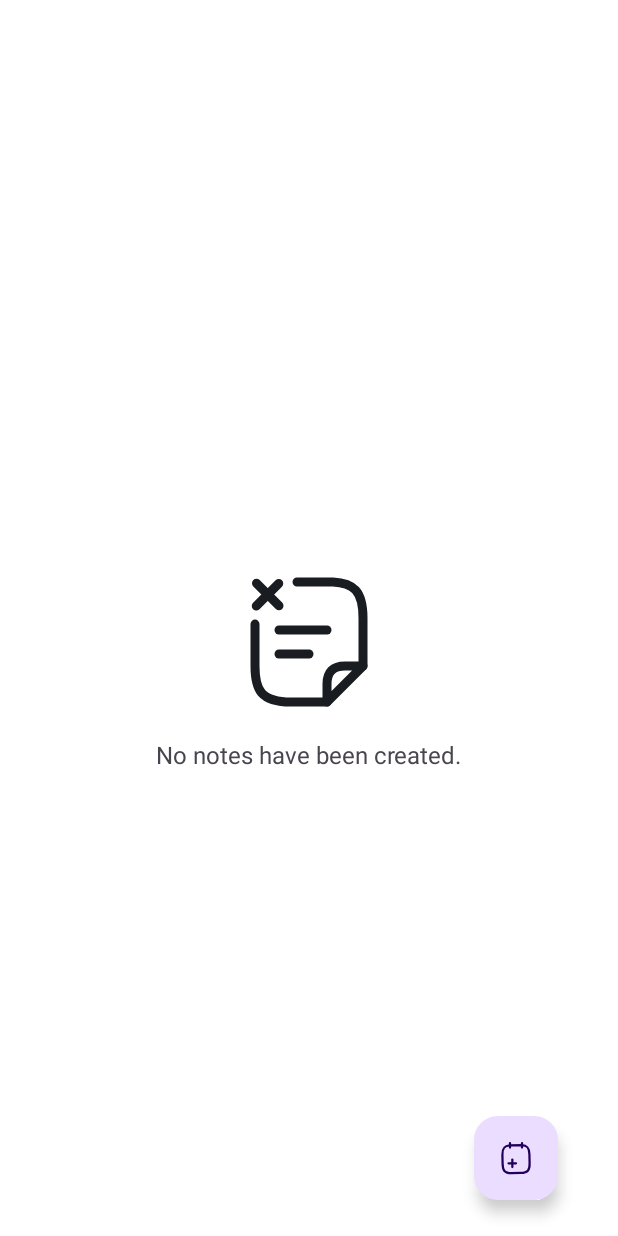
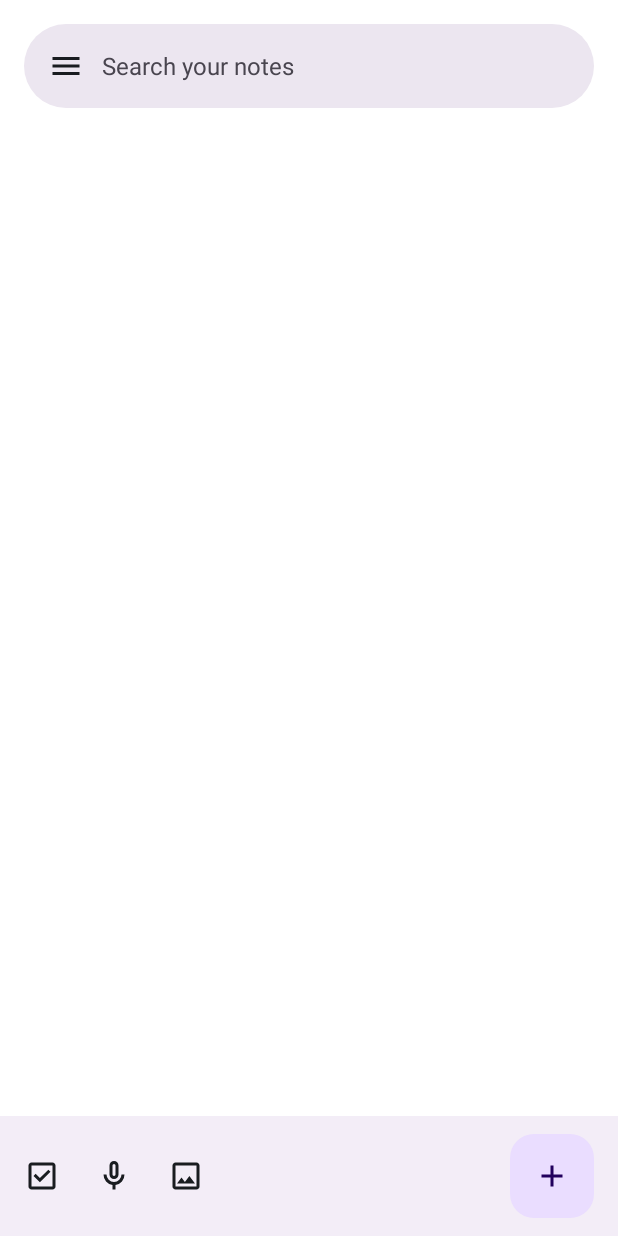
Before and after one commit to mbarker99/embark-notes, an Android app: the screen it shows after launch (MainActivity), on a phone screen of 412 x 824 dp. Run offline under Robolectric (Android 15) with nearby library versions, the light colour scheme and no system bars; our stand-ins replace Dagger/Hilt's generated code, Room's generated code.

Commit message:
Add Material3 components: bottom app bar, searchbar, snackbar.

```diff
--- a/app/build.gradle.kts
+++ b/app/build.gradle.kts
@@ -67,7 +67,6 @@ dependencies {
     implementation(libs.androidx.constraintlayout)
     implementation(libs.androidx.lifecycle.livedata.ktx)
     implementation(libs.androidx.lifecycle.viewmodel.ktx)
-    implementation(libs.material)
     implementation(libs.androidx.fragment.ktx)
     testImplementation(libs.junit)
     androidTestImplementation(libs.androidx.junit)
--- a/app/src/main/java/com/embark/notes/db/NoteDao.kt
+++ b/app/src/main/java/com/embark/notes/db/NoteDao.kt
@@ -3,6 +3,7 @@ package com.embark.notes.db
 import androidx.room.Dao
 import androidx.room.Delete
 import androidx.room.Insert
+import androidx.room.OnConflictStrategy
 import androidx.room.Query
 import androidx.room.Update
 import com.embark.notes.model.Note
@@ -22,7 +23,7 @@ interface NoteDao {
     @Query("SELECT * FROM ${Constants.DB_NAME} WHERE ${Constants.DB_IS_PINNED} = 0 ORDER BY ${Constants.DB_LAST_MODIFIED} DESC")
     suspend fun getAllUnpinnedNotes(): List<Note>
 
-    @Insert
+    @Insert(onConflict = OnConflictStrategy.REPLACE)
     suspend fun insertAll(vararg notes: Note)
 
     @Delete
--- a/app/src/main/java/com/embark/notes/view/ui/fragment/EditNoteFragment.kt
+++ b/app/src/main/java/com/embark/notes/view/ui/fragment/EditNoteFragment.kt
@@ -2,7 +2,6 @@ package com.embark.notes.view.ui.fragment
 
 import android.os.Bundle
 import android.view.View
-import android.widget.Toast
 import androidx.fragment.app.Fragment
 import androidx.fragment.app.activityViewModels
 import androidx.navigation.fragment.findNavController
@@ -11,6 +10,7 @@ import com.embark.notes.databinding.FragmentEditNoteBinding
 import com.embark.notes.model.Note
 import com.embark.notes.viewmodel.NoteViewModel
 import com.google.android.material.dialog.MaterialAlertDialogBuilder
+import com.google.android.material.snackbar.Snackbar
 
 
 class EditNoteFragment : Fragment(R.layout.fragment_edit_note) {
@@ -95,12 +95,11 @@ class EditNoteFragment : Fragment(R.layout.fragment_edit_note) {
                         )
                     )
                 } else {
-                    Toast.makeText(
-                        requireContext(),
-                        getString(R.string.empty_note_discarded),
-                        Toast.LENGTH_LONG
-                    )
-                        .show()
+                    Snackbar.make(
+                        binding?.root as View,
+                        R.string.empty_note_discarded,
+                        Snackbar.ANIMATION_MODE_SLIDE
+                    ).show()
                 }
             } else {
                 if (!toBeDeleted && isModified()) {
--- a/app/src/main/java/com/embark/notes/view/ui/fragment/NotesFragment.kt
+++ b/app/src/main/java/com/embark/notes/view/ui/fragment/NotesFragment.kt
@@ -74,13 +74,13 @@ class NotesFragment : Fragment(R.layout.fragment_main) {
     private fun setupObservers() {
         viewModel.getAllNotesLiveData.observe(viewLifecycleOwner, Observer {
 
-            if (viewModel.notes.isEmpty()) {
+            /*if (viewModel.notes.isEmpty()) {
                 binding.noNotesContainer.visibility = View.VISIBLE
                 binding.notesContainer.visibility = View.GONE
             } else {
                 binding.noNotesContainer.visibility = View.GONE
                 binding.notesContainer.visibility = View.VISIBLE
-            }
+            }*/
 
             pinnedNotesAdapter.setData(viewModel.pinnedNotes)
             unpinnedNotesAdapter.setData(viewModel.unpinnedNotes)
--- /dev/null
+++ b/app/src/main/res/drawable/ic_add_24.xml
@@ -0,0 +1,9 @@
+<vector xmlns:android="http://schemas.android.com/apk/res/android"
+    android:width="24dp"
+    android:height="24dp"
+    android:viewportWidth="960"
+    android:viewportHeight="960">
+    <path
+        android:fillColor="@color/md_theme_onBackground"
+        android:pathData="M440,520L200,520v-80h240v-240h80v240h240v80L520,520v240h-80v-240Z" />
+</vector>
--- /dev/null
+++ b/app/src/main/res/drawable/ic_checkbox_24.xml
@@ -0,0 +1,10 @@
+<vector xmlns:android="http://schemas.android.com/apk/res/android"
+    android:width="24dp"
+    android:height="24dp"
+    android:tint="?attr/colorControlNormal"
+    android:viewportWidth="960"
+    android:viewportHeight="960">
+    <path
+        android:fillColor="@color/md_theme_onBackground"
+        android:pathData="m424,648 l282,-282 -56,-56 -226,226 -114,-114 -56,56 170,170ZM200,840q-33,0 -56.5,-23.5T120,760v-560q0,-33 23.5,-56.5T200,120h560q33,0 56.5,23.5T840,200v560q0,33 -23.5,56.5T760,840L200,840ZM200,760h560v-560L200,200v560ZM200,200v560,-560Z" />
+</vector>
--- /dev/null
+++ b/app/src/main/res/drawable/ic_image_24.xml
@@ -0,0 +1,10 @@
+<vector xmlns:android="http://schemas.android.com/apk/res/android"
+    android:width="24dp"
+    android:height="24dp"
+    android:tint="?attr/colorControlNormal"
+    android:viewportWidth="960"
+    android:viewportHeight="960">
+    <path
+        android:fillColor="@color/md_theme_onBackground"
+        android:pathData="M200,840q-33,0 -56.5,-23.5T120,760v-560q0,-33 23.5,-56.5T200,120h560q33,0 56.5,23.5T840,200v560q0,33 -23.5,56.5T760,840L200,840ZM200,760h560v-560L200,200v560ZM240,680h480L570,480 450,640l-90,-120 -120,160ZM200,760v-560,560Z" />
+</vector>
--- /dev/null
+++ b/app/src/main/res/drawable/ic_menu_24.xml
@@ -0,0 +1,12 @@
+<vector xmlns:android="http://schemas.android.com/apk/res/android"
+    android:width="24dp"
+    android:height="24dp"
+    android:tint="?attr/colorControlNormal"
+    android:viewportWidth="960"
+    android:viewportHeight="960">
+    <path
+        android:fillColor="@color/md_theme_onBackground"
+        android:pathData="M120,720v-80h720v80L120,720ZM120,520v-80h720v80L120,520ZM120,320v-80h720v80L120,320Z" />
+
+
+</vector>
--- /dev/null
+++ b/app/src/main/res/drawable/ic_mic_24.xml
@@ -0,0 +1,10 @@
+<vector xmlns:android="http://schemas.android.com/apk/res/android"
+    android:width="24dp"
+    android:height="24dp"
+    android:tint="?attr/colorControlNormal"
+    android:viewportWidth="960"
+    android:viewportHeight="960">
+    <path
+        android:fillColor="@color/md_theme_onBackground"
+        android:pathData="M480,560q-50,0 -85,-35t-35,-85v-240q0,-50 35,-85t85,-35q50,0 85,35t35,85v240q0,50 -35,85t-85,35ZM480,320ZM440,840v-123q-104,-14 -172,-93t-68,-184h80q0,83 58.5,141.5T480,640q83,0 141.5,-58.5T680,440h80q0,105 -68,184t-172,93v123h-80ZM480,480q17,0 28.5,-11.5T520,440v-240q0,-17 -11.5,-28.5T480,160q-17,0 -28.5,11.5T440,200v240q0,17 11.5,28.5T480,480Z" />
+</vector>
--- a/app/src/main/res/layout/fragment_edit_note.xml
+++ b/app/src/main/res/layout/fragment_edit_note.xml
@@ -57,6 +57,7 @@
                 android:backgroundTint="@color/md_theme_primary"
                 android:hint="@string/title"
                 android:inputType="text|textMultiLine"
+                android:maxLength="1000"
                 android:paddingVertical="8dp"
                 android:textSize="24sp"
                 app:layout_constraintStart_toStartOf="parent"
--- a/app/src/main/res/layout/fragment_main.xml
+++ b/app/src/main/res/layout/fragment_main.xml
@@ -1,54 +1,26 @@
 <?xml version="1.0" encoding="utf-8"?>
-<androidx.constraintlayout.widget.ConstraintLayout xmlns:android="http://schemas.android.com/apk/res/android"
+<androidx.coordinatorlayout.widget.CoordinatorLayout xmlns:android="http://schemas.android.com/apk/res/android"
     xmlns:app="http://schemas.android.com/apk/res-auto"
     xmlns:tools="http://schemas.android.com/tools"
     android:id="@+id/main"
     android:layout_width="match_parent"
     android:layout_height="match_parent"
-    android:paddingHorizontal="16dp"
-    android:paddingTop="32dp"
     android:theme="@style/AppTheme"
     tools:context=".view.ui.MainActivity">
-
-    <androidx.constraintlayout.widget.ConstraintLayout
-        android:id="@+id/no_notes_container"
-        android:layout_width="match_parent"
-        android:layout_height="match_parent"
-        android:visibility="gone">
-
-        <ImageView
-            android:id="@+id/iv_no_notes_available"
-            android:layout_width="96dp"
-            android:layout_height="96dp"
-            android:src="@drawable/ic_no_notes_available"
-            app:layout_constraintBottom_toBottomOf="parent"
-            app:layout_constraintEnd_toEndOf="parent"
-            app:layout_constraintStart_toStartOf="parent"
-            app:layout_constraintTop_toTopOf="@+id/no_notes_container"
-            tools:layout_editor_absoluteX="24dp" />
-
-        <TextView
-            android:id="@+id/tv_no_notes"
-            android:layout_width="wrap_content"
-            android:layout_height="wrap_content"
-            android:padding="16dp"
-            android:text="@string/no_notes_have_been_created"
-            android:textSize="16sp"
-            app:layout_constraintEnd_toEndOf="parent"
-            app:layout_constraintStart_toStartOf="parent"
-            app:layout_constraintTop_toBottomOf="@id/iv_no_notes_available" />
-
-    </androidx.constraintlayout.widget.ConstraintLayout>
 
     <androidx.core.widget.NestedScrollView
         android:id="@+id/notes_container"
         android:layout_width="match_parent"
-        android:layout_height="match_parent">
+        android:layout_height="match_parent"
+        android:clipToPadding="false"
+        android:paddingHorizontal="16dp"
+        android:paddingTop="80dp"
+        android:paddingBottom="100dp"
+        app:layout_behavior="@string/searchbar_scrolling_view_behavior">
 
         <androidx.constraintlayout.widget.ConstraintLayout
             android:layout_width="match_parent"
             android:layout_height="match_parent">
-
 
             <androidx.constraintlayout.widget.ConstraintLayout
                 android:id="@+id/pinned_notes_container"
@@ -110,17 +82,45 @@
 
         </androidx.constraintlayout.widget.ConstraintLayout>
 
+    </androidx.core.widget.NestedScrollView>
 
-    </androidx.core.widget.NestedScrollView>
+
+    <com.google.android.material.appbar.AppBarLayout
+        android:layout_width="match_parent"
+        android:layout_height="wrap_content">
+
+        <com.google.android.material.search.SearchBar
+            android:id="@+id/search_bar"
+            android:layout_width="match_parent"
+            android:layout_height="wrap_content"
+            android:hint="@string/searchbar_hint"
+            app:navigationIcon="@drawable/ic_menu_24" />
+    </com.google.android.material.appbar.AppBarLayout>
+
+    <com.google.android.material.search.SearchView
+        android:layout_width="match_parent"
+        android:layout_height="match_parent"
+        android:hint="@string/searchbar_hint"
+        app:layout_anchor="@id/search_bar">
+
+        <!-- Search suggestions/results go here (ScrollView, RecyclerView, etc.). -->
+
+    </com.google.android.material.search.SearchView>
+
+    <com.google.android.material.bottomappbar.BottomAppBar
+        android:id="@+id/bottom_app_bar"
+        style="@style/Widget.Material3.BottomAppBar"
+        android:layout_width="match_parent"
+        android:layout_height="wrap_content"
+        android:layout_gravity="bottom"
+        app:menu="@menu/bottom_app_bar" />
 
     <com.google.android.material.floatingactionbutton.FloatingActionButton
         android:id="@+id/btn_add_note"
         android:layout_width="wrap_content"
         android:layout_height="wrap_content"
-        android:layout_margin="24dp"
         android:contentDescription="@string/add_note"
-        android:src="@drawable/ic_add_note"
-        app:layout_constraintBottom_toBottomOf="parent"
-        app:layout_constraintEnd_toEndOf="parent" />
+        app:layout_anchor="@id/bottom_app_bar"
+        app:srcCompat="@drawable/ic_add_24" />
 
-</androidx.constraintlayout.widget.ConstraintLayout>
+</androidx.coordinatorlayout.widget.CoordinatorLayout>
--- a/app/src/main/res/layout/item_view_notes.xml
+++ b/app/src/main/res/layout/item_view_notes.xml
@@ -9,12 +9,6 @@
     android:theme="@style/AppTheme"
     app:cardCornerRadius="8dp"
     app:cardElevation="3dp">
-
-    <androidx.cardview.widget.CardView
-        android:layout_width="match_parent"
-        android:layout_height="match_parent"
-        android:layout_margin="2dp"
-        app:cardCornerRadius="8dp">
 
         <androidx.constraintlayout.widget.ConstraintLayout
             android:layout_width="match_parent"
@@ -45,10 +39,4 @@
 
         </androidx.constraintlayout.widget.ConstraintLayout>
 
-    </androidx.cardview.widget.CardView>
-
-    <!--
-
-    -->
-
 </androidx.cardview.widget.CardView>
--- /dev/null
+++ b/app/src/main/res/menu/bottom_app_bar.xml
@@ -0,0 +1,19 @@
+<?xml version="1.0" encoding="utf-8"?>
+<menu xmlns:android="http://schemas.android.com/apk/res/android"
+    xmlns:app="http://schemas.android.com/apk/res-auto">
+    <item
+        android:id="@+id/checklist"
+        android:icon="@drawable/ic_checkbox_24"
+        android:title="New checklist"
+        app:showAsAction="ifRoom" />
+    <item
+        android:id="@+id/voice_memo"
+        android:icon="@drawable/ic_mic_24"
+        android:title="New voice memo"
+        app:showAsAction="ifRoom" />
+    <item
+        android:id="@+id/image"
+        android:icon="@drawable/ic_image_24"
+        android:title="New image"
+        app:showAsAction="ifRoom" />
+</menu>
--- /dev/null
+++ b/app/src/main/res/values-night/strings.xml
@@ -0,0 +1,4 @@
+<?xml version="1.0" encoding="utf-8"?>
+<resources>
+    <string name="searchbar_hint">Search your notes</string>
+</resources>
--- a/app/src/main/res/values-night/themes.xml
+++ b/app/src/main/res/values-night/themes.xml
@@ -1,6 +1,6 @@
 <resources>
 
-    <style name="AppTheme" parent="Theme.MaterialComponents.NoActionBar">
+    <style name="AppTheme" parent="Theme.Material3.Dark.NoActionBar">
         <item name="colorPrimary">@color/md_theme_primary</item>
         <item name="colorOnPrimary">@color/md_theme_onPrimary</item>
         <item name="colorSecondary">@color/md_theme_secondary</item>
@@ -11,5 +11,6 @@
         <item name="colorOnBackground">@color/md_theme_onBackground</item>
         <item name="colorSurface">@color/md_theme_surface</item>
         <item name="colorOnSurface">@color/md_theme_onSurface</item>
+        <item name="snackbarStyle">@style/Widget.Material3.Snackbar</item>
     </style>
 </resources>
--- a/app/src/main/res/values/strings.xml
+++ b/app/src/main/res/values/strings.xml
@@ -12,4 +12,5 @@
     <string name="delete_note_dialog_message">This note will be permanently removed from the device.</string>
     <string name="delete_note_positive_button">Delete</string>
     <string name="delete_note_negative_button">Cancel</string>
+    <string name="searchbar_hint">Search your notes</string>
 </resources>
--- a/app/src/main/res/values/themes.xml
+++ b/app/src/main/res/values/themes.xml
@@ -11,19 +11,6 @@
         <item name="colorOnBackground">@color/md_theme_onBackground</item>
         <item name="colorSurface">@color/md_theme_surface</item>
         <item name="colorOnSurface">@color/md_theme_onSurface</item>
-        <item name="materialAlertDialogTheme">@style/ThemeOverlay.App.MaterialAlertDialog</item>
+        <item name="snackbarStyle">@style/Widget.Material3.Snackbar</item>
     </style>
-
-    <style name="ThemeOverlay.App.MaterialAlertDialog" parent="ThemeOverlay.Material3.MaterialAlertDialog">
-        <item name="colorPrimary">@color/md_theme_primary</item>
-        <item name="colorSecondary">@color/md_theme_primary</item>
-        <item name="colorSurface">@color/md_theme_surface</item>
-        <item name="colorOnSurface">@color/md_theme_onSurface</item>
-        <item name="alertDialogStyle">@style/MaterialAlertDialog.App</item>
-        <item name="materialAlertDialogTitleTextStyle">@style/MaterialAlertDialog.App.Title.Text
-        </item>
-        <item name="buttonBarPositiveButtonStyle">@style/Widget.App.Button</item>
-        <item name="buttonBarNegativeButtonStyle">@style/Widget.App.Button</item>
-    </style>
-
 </resources>
```
